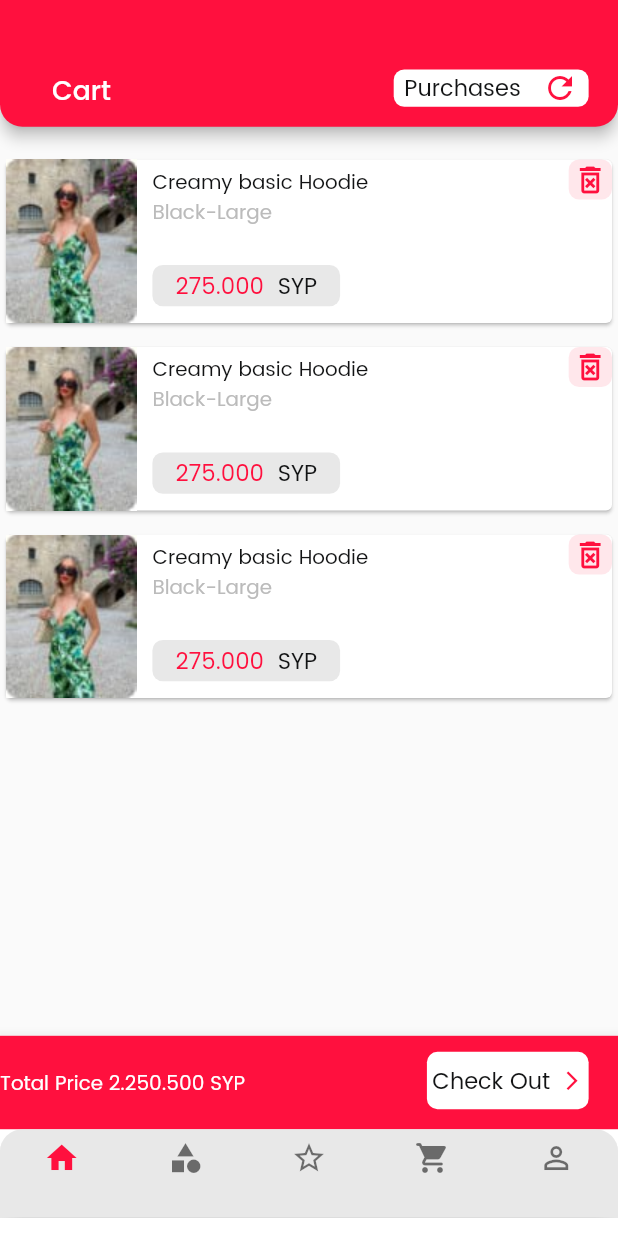
After one commit to BatoulMDarwish/alpha_brand, a Flutter app: the CartScreen screen opened by its route, on a phone screen of 412 x 824 dp. The commit adds this screen. Run offline on Flutter 3.47's test engine with Material 2 defaults, Android fonts, the phone set to English and light mode, and no system bars; our stand-ins replace flutter_bloc, flutter_screenutil, google_fonts.

Commit message:
first commit

```diff
--- a/lib/core/utils/app_color.dart
+++ b/lib/core/utils/app_color.dart
@@ -5,5 +5,6 @@ class AppColor{
   static const Color black = Color(0xff121314);
   static const Color gray = Color(0xffE8E8E8);
   static const Color gray2 = Color(0xffbbbbbb);
+
   static const Color white=Colors.white;
 }
--- a/lib/core/utils/app_string.dart
+++ b/lib/core/utils/app_string.dart
@@ -28,4 +28,5 @@ class AppString{
   static const String Cart='Cart';
   static const String PhoneNumber='Phone Number';
   static const String BlackLarg='Black-Large';
+  static const String TotalPrice='Total Price';
 }
--- a/lib/feature/presentation/controllers/cubit/cubit.dart
+++ b/lib/feature/presentation/controllers/cubit/cubit.dart
@@ -25,4 +25,9 @@ class AppCubit extends Cubit<AppState> {
     emit(ChangePasswordVisibiltyState());
 
   }
+   int currentIndex=0;
+  void changeBottomNavigationBar(index){
+    currentIndex=index;
+    emit(ChangeBottomNavegationBarState());
+  }
 }
--- a/lib/feature/presentation/controllers/cubit/states.dart
+++ b/lib/feature/presentation/controllers/cubit/states.dart
@@ -5,3 +5,5 @@ class AppInitailState extends AppState{}
 class OnBoardingOnPageChangedState extends AppState{}
 
 class ChangePasswordVisibiltyState extends AppState{}
+
+class ChangeBottomNavegationBarState extends AppState{}
--- /dev/null
+++ b/lib/feature/presentation/screens/cart/cart.dart
@@ -0,0 +1,140 @@
+import 'package:alpha_brand_ui/core/utils/app_color.dart';
+import 'package:alpha_brand_ui/core/utils/app_string.dart';
+import 'package:alpha_brand_ui/feature/presentation/components/custom_text_widget.dart';
+import 'package:alpha_brand_ui/feature/presentation/components/product/appbar_widget.dart';
+import 'package:alpha_brand_ui/feature/presentation/components/product/custom_listView_cart.dart';
+import 'package:alpha_brand_ui/feature/presentation/controllers/cubit/cubit.dart';
+import 'package:alpha_brand_ui/feature/presentation/controllers/cubit/states.dart';
+import 'package:flutter/material.dart';
+import 'package:flutter_bloc/flutter_bloc.dart';
+import 'package:flutter_screenutil/flutter_screenutil.dart';
+
+class CartScreen extends StatelessWidget {
+  const CartScreen({Key? key}) : super(key: key);
+
+  @override
+  Widget build(BuildContext context) {
+    return BlocBuilder<AppCubit,AppState>(
+      builder: (context, state) {
+        return   Scaffold(
+          appBar: buildItemAppBar(AppString.Cart, [
+            InkWell(
+              child: Padding(
+                padding: REdgeInsetsDirectional.only(top: 52,bottom: 15,end: 22),
+                child: Container(
+                  decoration: const BoxDecoration(
+                    borderRadius: BorderRadius.all(Radius.circular(7)),
+                    color: AppColor.white,
+                  ),
+
+                  height: 28.h,
+                  width: 135.w,
+                  child: Row(
+                    mainAxisAlignment: MainAxisAlignment.spaceAround,
+                    children:  const [
+                      CustomText(text: 'Purchases', color: AppColor.black, size: 17),
+                      Icon(Icons.refresh,color: AppColor.pink,)
+                    ],
+                  ),
+                ),
+              ),
+            )
+          ]),
+          body: Padding(
+            padding: REdgeInsetsDirectional.only(top: 20),
+            child: ListView.separated(
+                itemBuilder:(context, index) =>const CustomListView(image:'assets/images/photo_2023-05-18_13-33-35 (2).jpg' ),
+                separatorBuilder:(context, index) => 9.verticalSpace,
+                itemCount: 3
+            ),
+          ),
+          bottomNavigationBar: BottomAppBar(
+            child: RSizedBox(
+              height: 150,
+              child: Column(
+                children: [
+                  Container(
+                   color: AppColor.pink,
+                    width: double.infinity,
+                    height: 70.h,
+                    child: Row(
+                      mainAxisAlignment: MainAxisAlignment.center,
+                      children:  [
+                        const CustomText(text: AppString.TotalPrice, color: AppColor.white, size: 15),
+                        4.horizontalSpace,
+                        const CustomText(text: '2.250.500', color: AppColor.white, size: 15),
+                       4.horizontalSpace,
+                       const  CustomText(text: 'SYP', color: AppColor.white, size: 15),
+                        Spacer(),
+                        InkWell(
+                          child: Padding(
+                            padding: REdgeInsetsDirectional.only(top: 12,bottom: 15,end: 22),
+                            child: Container(
+                              decoration: const BoxDecoration(
+                                borderRadius: BorderRadius.all(Radius.circular(7)),
+                                color: AppColor.white,
+                              ),
+
+                              height: 100.h,
+                              width: 112.w,
+                              child: Row(
+                                mainAxisAlignment: MainAxisAlignment.spaceAround,
+                                children:  const [
+                                  CustomText(text: 'Check Out', color: AppColor.black, size: 17),
+                                  Icon(Icons.arrow_forward_ios,color: AppColor.pink,size: 15,)
+                                ],
+                              ),
+                            ),
+                          ),
+                        )
+                      ],
+                    ),
+                  ),
+                  ClipRRect(
+                    borderRadius: const BorderRadius.only(
+                      topLeft: Radius.circular(15),
+                      topRight: Radius.circular(15.0),
+                    ),
+                    child: BottomNavigationBar(
+                        fixedColor: AppColor.pink,
+                        backgroundColor: AppColor.gray,
+                        type: BottomNavigationBarType.fixed,
+                        currentIndex:AppCubit.get(context).currentIndex ,
+                        items:const [
+                          BottomNavigationBarItem(
+
+                            icon: Icon(Icons.home),
+                            label: '',
+                          ),
+                          BottomNavigationBarItem(
+                            icon: Icon(Icons.category_sharp,),
+                            label: '',
+                          ),
+                          BottomNavigationBarItem(
+                            icon: Icon(Icons.star_border_purple500_sharp,),
+                            label: '',
+                          ),
+                          BottomNavigationBarItem(
+                            icon: Icon(Icons.shopping_cart_rounded,),
+                            label: '',
+                          ),
+                          BottomNavigationBarItem(
+                            icon: Icon(Icons.perm_identity,),
+                            label: '',
+                          ),
+                        ],
+                      onTap: (index){
+                          AppCubit.get(context).changeBottomNavigationBar(index);
+                      },
+                    ),
+                  )
+                ],
+              ),
+            ),
+          ),
+        );
+      },
+
+    );
+  }
+}
--- a/lib/feature/presentation/screens/checkout.dart
+++ /dev/null
@@ -1,48 +0,0 @@
-import 'package:alpha_brand_ui/core/utils/app_color.dart';
-import 'package:alpha_brand_ui/core/utils/app_string.dart';
-import 'package:alpha_brand_ui/feature/presentation/components/custom_text_widget.dart';
-import 'package:alpha_brand_ui/feature/presentation/components/product/appbar_widget.dart';
-import 'package:alpha_brand_ui/feature/presentation/components/product/custom_listView_cart.dart';
-import 'package:flutter/material.dart';
-import 'package:flutter_screenutil/flutter_screenutil.dart';
-
-class CheckOutScreen extends StatelessWidget {
-  const CheckOutScreen({Key? key}) : super(key: key);
-
-  @override
-  Widget build(BuildContext context) {
-    return Scaffold(
-      appBar: buildItemAppBar(AppString.Cart, [
-            InkWell(
-              child: Padding(
-                padding: REdgeInsetsDirectional.only(top: 52,bottom: 15,end: 22),
-                child: Container(
-                  decoration: const BoxDecoration(
-                    borderRadius: BorderRadius.all(Radius.circular(7)),
-                    color: AppColor.white,
-                  ),
-
-                  height: 28.h,
-                  width: 135.w,
-                  child: Row(
-                  mainAxisAlignment: MainAxisAlignment.spaceAround,
-                    children:  const [
-                      CustomText(text: 'Purchases', color: AppColor.black, size: 17),
-                      Icon(Icons.refresh,color: AppColor.pink,)
-                    ],
-                  ),
-                ),
-              ),
-            )
-          ]),
-      body: Padding(
-        padding: REdgeInsetsDirectional.only(top: 20),
-        child: ListView.separated(
-            itemBuilder:(context, index) =>const CustomListView(image:'assets/images/photo_2023-05-18_13-33-35 (2).jpg' ),
-            separatorBuilder:(context, index) => 9.verticalSpace,
-            itemCount: 3
-        ),
-      ),
-    );
-  }
-}
--- a/lib/main.dart
+++ b/lib/main.dart
@@ -1,4 +1,4 @@
-import 'package:alpha_brand_ui/feature/presentation/screens/checkout.dart';
+import 'package:alpha_brand_ui/feature/presentation/screens/cart/cart.dart';
 import 'package:flutter/material.dart';
 import 'package:flutter_bloc/flutter_bloc.dart';
 import 'package:flutter_screenutil/flutter_screenutil.dart';
@@ -34,7 +34,6 @@ class MyApp extends StatelessWidget {
             theme: ThemeData(
                 fontFamily: 'Poppins'
             ),
-           // home: CheckOutScreen(),
             initialRoute: "/",
             routes: {
               "/": (context) => const SplashScreen(),
@@ -42,6 +41,7 @@ class MyApp extends StatelessWidget {
               "/signIn":(context)=>  SignInScreen(),
               "/productView":(context)=>const ViewProduct(),
               "/filters":(context) => const FilterScreen(),
+              "/cart":(context)=> const CartScreen()
             },
           ),
         );
```
Also changed, not shown: lib/feature/data/model/sign_up_model.dart (added), lib/feature/presentation/screens/cart/layout.dart (added).
